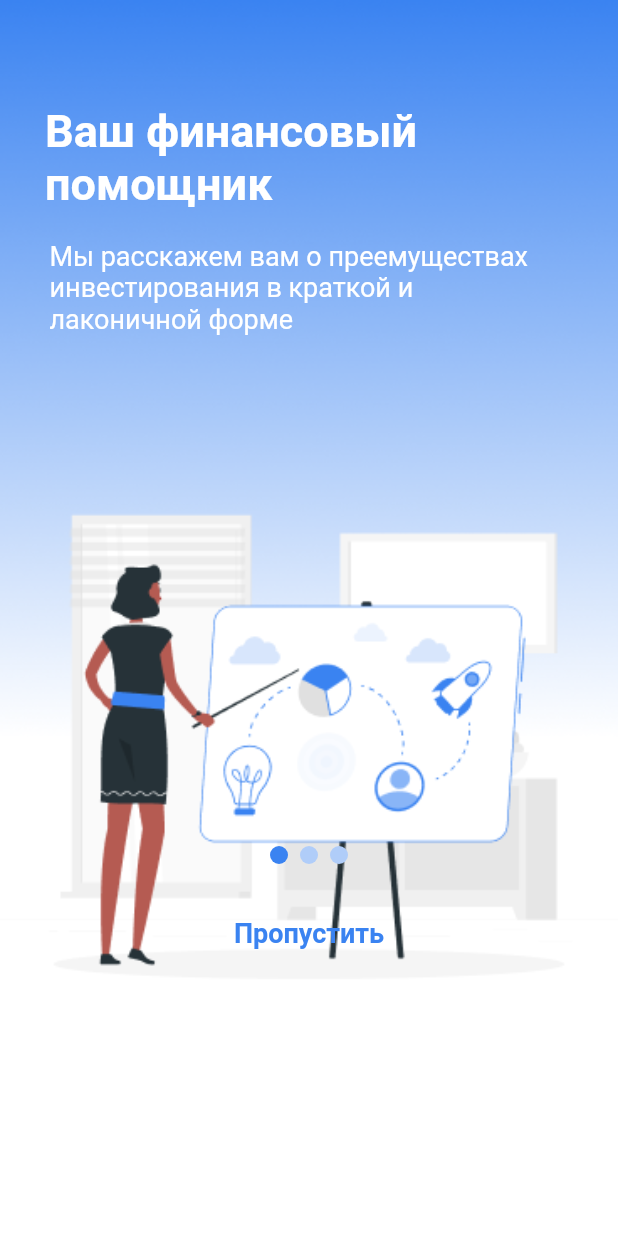
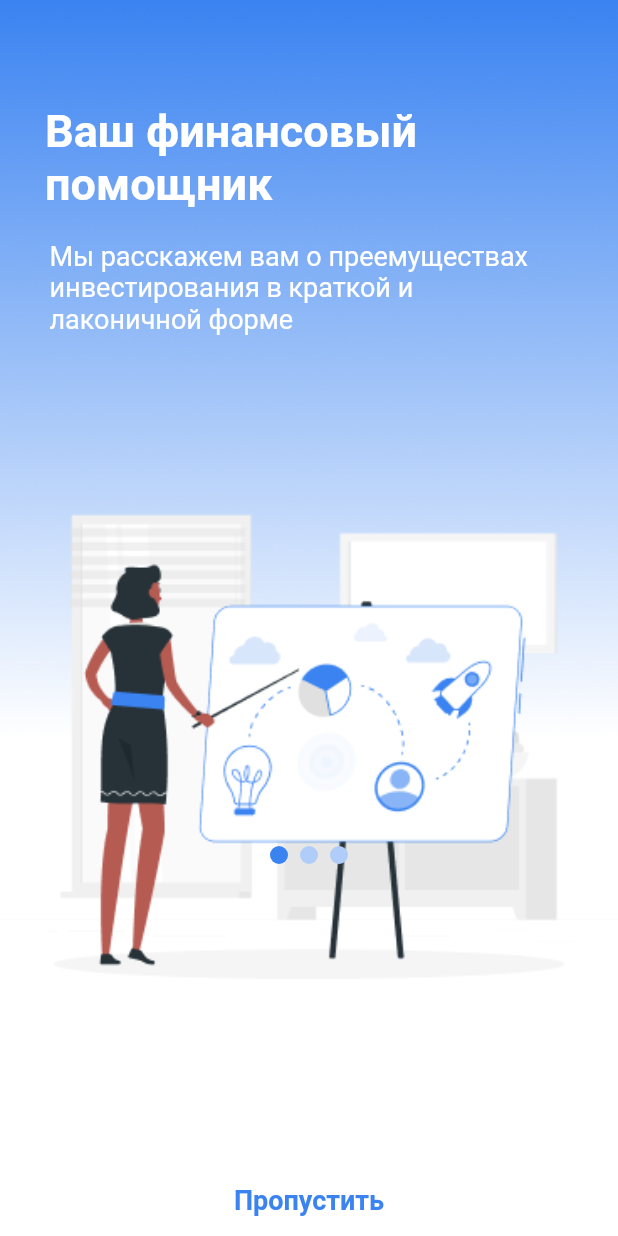
Before and after one commit to TimurKarev/vtb_hackathon, a Flutter app: the screen it shows after launch, on a phone screen of 412 x 824 dp. Run offline on Flutter 3.47's test engine with Material 2 defaults, Android fonts, the phone set to English and light mode, and no system bars; our stand-ins replace auto_size_text, bloc, cloud_firestore, firebase_core, flutter_bloc, flutter_riverpod and 3 more; accounts and stored records are empty.

Commit message:
[FIX] Fix layout

```diff
--- a/lib/pages/loading/loading_page.dart
+++ b/lib/pages/loading/loading_page.dart
@@ -1,12 +1,8 @@
 import 'package:flutter/material.dart';
 import 'package:flutter_riverpod/flutter_riverpod.dart';
-import 'package:vtb_hackathon/pages/home/home_page.dart';
 import 'package:vtb_hackathon/pages/loading/loading_viewmodel.dart';
 import 'package:vtb_hackathon/pages/loading/on_boarding_page.dart';
 import 'package:flutter_svg/flutter_svg.dart';
-import 'package:flutter_bloc/flutter_bloc.dart';
-import 'package:vtb_hackathon/pages/story/story_cubit.dart';
-import 'package:vtb_hackathon/pages/story/story_page.dart';
 
 class LoadingPage extends ConsumerWidget {
   const LoadingPage({Key? key}) : super(key: key);
@@ -15,7 +11,7 @@ class LoadingPage extends ConsumerWidget {
   Widget build(BuildContext context, ScopedReader watch) {
     final viewModel = watch(loadingVMProvider);
     if (viewModel.loadState == LoadingStateEnum.loading) {
-      return SvgPicture.asset('assets/svg/loading.svg');
+      return SvgPicture.asset('assets/svg/loading.svg', fit: BoxFit.cover);
     } else if (viewModel.loadState == LoadingStateEnum.multiTime) {
 
       return const OnBoardingPage();
--- a/lib/pages/loading/on_boarding_page.dart
+++ b/lib/pages/loading/on_boarding_page.dart
@@ -20,13 +20,13 @@ class _OnBoardingPageState extends State<OnBoardingPage> {
   static const List<String> _header = [
     "Ваш финансовый помощник",
     "Небольшие сюжеты",
-    "Готовы начать? :) Тогда нажмите на кнопку ниже",
+    "Готовы начать? :)",
   ];
 
   static const List<String> _text = [
     "Мы расскажем вам о преемуществах инвестирования в краткой и лаконичной форме",
     "Вам будут предложены несколько бытовых историй, повествующих о том почему важно инвестировать и правильно пользоваться своими средствами",
-    "",
+    "Тогда нажмите на кнопку ниже.",
   ];
 
   @override
@@ -105,6 +105,10 @@ class ImageWidget extends StatelessWidget {
           alignment: Alignment.center,
         ),
         Column(
+          mainAxisAlignment: MainAxisAlignment.spaceBetween,
+          children: [
+            Column(
+              crossAxisAlignment: CrossAxisAlignment.start,
               children: [
                 Padding(
                   padding: const EdgeInsets.fromLTRB(30.0, 70.0, 80.0, 20.0),
@@ -120,22 +124,14 @@ class ImageWidget extends StatelessWidget {
                     style: Styles.onBoardingText,
                   ),
                 ),
-            const SizedBox(
-              height: 355.0,
+              ],
             ),
-            SizedBox(
-              child: TextButton(
+            TextButton(
               child: Text(
                 buttonText,
                 style: Styles.textButtonText,
               ),
               onPressed: () {
-                  // Navigator.pushAndRemoveUntil(
-                  //   context,
-                  //   MaterialPageRoute<void>(
-                  //       builder: (BuildContext context) => const HomePage()),
-                  //   (route) => false,
-                  // );
                 Navigator.pushAndRemoveUntil(
                   context,
                   MaterialPageRoute(
@@ -147,7 +143,6 @@ class ImageWidget extends StatelessWidget {
                 );
               },
             ),
-            ),
           ],
         )
       ],
```
Also changed, not shown: lib/main.dart (+6 -1 lines), lib/pages/story/story_page.dart (+35 -29 lines), 1 other file. Lines whose indentation alone changed are shown as unchanged.
